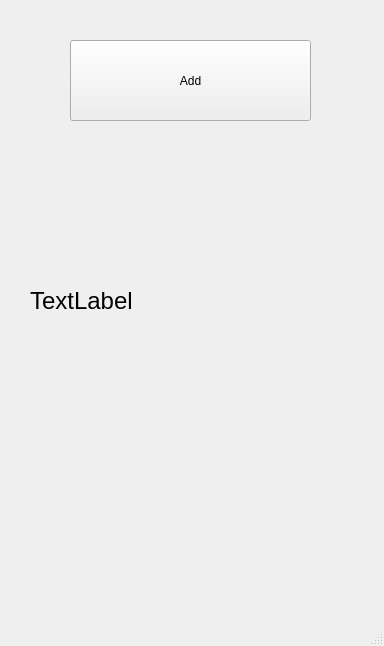
Before: the Qt Designer form mainwindow.ui in oleksandrhf/GoHabit, drawn with Qt 5.
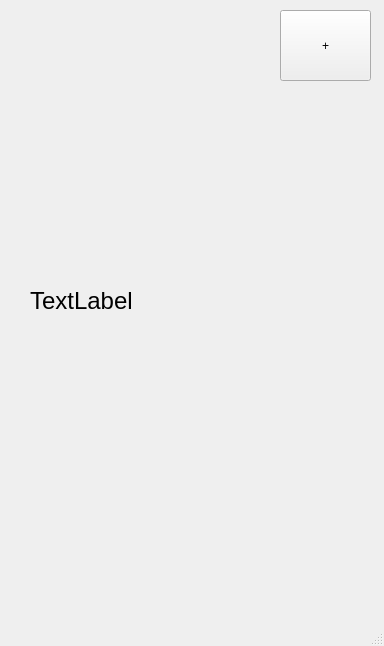
After: the same form once the commit is applied.

Diff of the .ui file:
```diff
--- a/mainwindow.ui
+++ b/mainwindow.ui
@@ -35,14 +35,14 @@
    <widget class="QPushButton" name="pushButton">
     <property name="geometry">
      <rect>
-      <x>70</x>
-      <y>40</y>
-      <width>241</width>
-      <height>81</height>
+      <x>280</x>
+      <y>10</y>
+      <width>91</width>
+      <height>71</height>
      </rect>
     </property>
     <property name="text">
-     <string>Add</string>
+     <string>+</string>
     </property>
    </widget>
   </widget>
```
